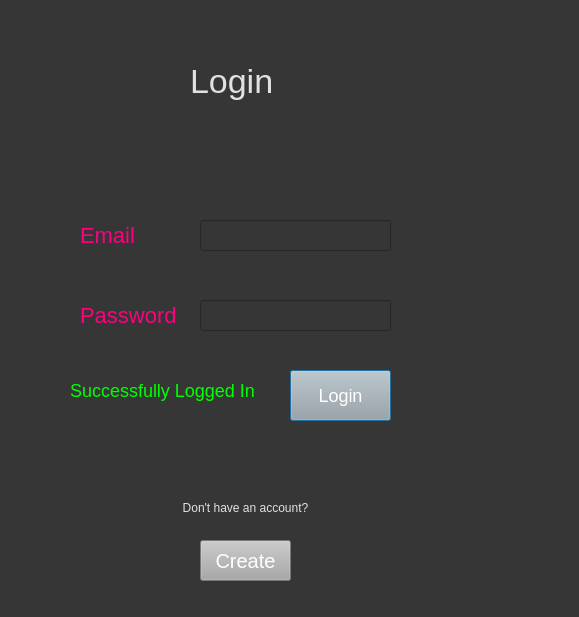
The window that Resource/login.ui (ayushkumar-25/Blood-Donation-Management-System) describes before a commit, drawn with Qt 5.
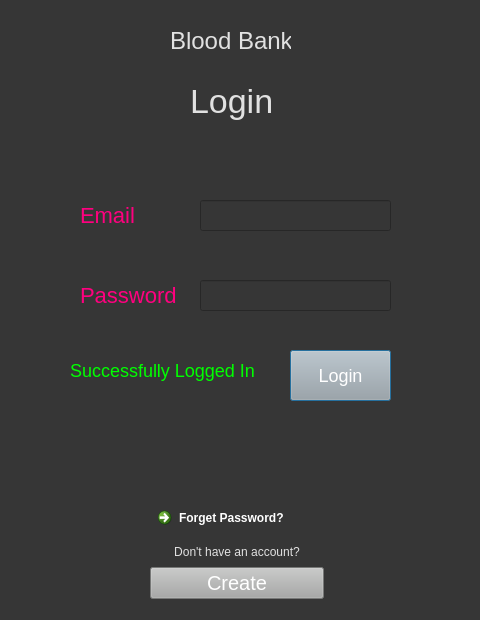
The same window after the commit.

Commit message: reset password feature added

What changed in the file:
```diff
--- a/Resource/login.ui
+++ b/Resource/login.ui
@@ -6,8 +6,8 @@
    <rect>
     <x>0</x>
     <y>0</y>
-    <width>579</width>
-    <height>617</height>
+    <width>480</width>
+    <height>620</height>
    </rect>
   </property>
   <property name="windowTitle">
@@ -20,7 +20,7 @@
    <property name="geometry">
     <rect>
      <x>190</x>
-     <y>60</y>
+     <y>80</y>
      <width>81</width>
      <height>42</height>
     </rect>
@@ -37,7 +37,7 @@
    <property name="geometry">
     <rect>
      <x>80</x>
-     <y>220</y>
+     <y>200</y>
      <width>81</width>
      <height>31</height>
     </rect>
@@ -58,7 +58,7 @@
    <property name="geometry">
     <rect>
      <x>200</x>
-     <y>220</y>
+     <y>200</y>
      <width>191</width>
      <height>31</height>
     </rect>
@@ -74,7 +74,7 @@
    <property name="geometry">
     <rect>
      <x>80</x>
-     <y>300</y>
+     <y>280</y>
      <width>111</width>
      <height>31</height>
     </rect>
@@ -95,7 +95,7 @@
    <property name="geometry">
     <rect>
      <x>200</x>
-     <y>300</y>
+     <y>280</y>
      <width>191</width>
      <height>31</height>
     </rect>
@@ -114,7 +114,7 @@
    <property name="geometry">
     <rect>
      <x>290</x>
-     <y>370</y>
+     <y>350</y>
      <width>101</width>
      <height>51</height>
     </rect>
@@ -128,56 +128,11 @@
     <string>Login</string>
    </property>
   </widget>
-  <widget class="QLabel" name="label_4">
-   <property name="enabled">
-    <bool>true</bool>
-   </property>
-   <property name="geometry">
-    <rect>
-     <x>150</x>
-     <y>500</y>
-     <width>191</width>
-     <height>16</height>
-    </rect>
-   </property>
-   <property name="styleSheet">
-    <string notr="true">color:rgb(225, 225, 225)</string>
-   </property>
-   <property name="frameShape">
-    <enum>QFrame::NoFrame</enum>
-   </property>
-   <property name="frameShadow">
-    <enum>QFrame::Plain</enum>
-   </property>
-   <property name="text">
-    <string>Don't have an account?</string>
-   </property>
-   <property name="alignment">
-    <set>Qt::AlignCenter</set>
-   </property>
-  </widget>
-  <widget class="QPushButton" name="createaccbutton">
-   <property name="geometry">
-    <rect>
-     <x>200</x>
-     <y>540</y>
-     <width>91</width>
-     <height>41</height>
-    </rect>
-   </property>
-   <property name="styleSheet">
-    <string notr="true">background-color: rgb(167, 168, 167);color:rgb(255, 255, 255);
-font-size: 20px</string>
-   </property>
-   <property name="text">
-    <string>Create</string>
-   </property>
-  </widget>
   <widget class="QLabel" name="loginInvalidMessage">
    <property name="geometry">
     <rect>
      <x>90</x>
-     <y>380</y>
+     <y>360</y>
      <width>151</width>
      <height>31</height>
     </rect>
@@ -193,7 +148,7 @@
    <property name="geometry">
     <rect>
      <x>70</x>
-     <y>370</y>
+     <y>350</y>
      <width>211</width>
      <height>41</height>
     </rect>
@@ -205,6 +160,89 @@
     <string>Successfully Logged In</string>
    </property>
   </widget>
+  <widget class="QLabel" name="label_5">
+   <property name="geometry">
+    <rect>
+     <x>170</x>
+     <y>20</y>
+     <width>121</width>
+     <height>42</height>
+    </rect>
+   </property>
+   <property name="styleSheet">
+    <string notr="true">font-size:24px; 
+color: rgb(225, 225, 225);</string>
+   </property>
+   <property name="text">
+    <string>Blood Bank</string>
+   </property>
+  </widget>
+  <widget class="QWidget" name="">
+   <property name="geometry">
+    <rect>
+     <x>150</x>
+     <y>500</y>
+     <width>174</width>
+     <height>99</height>
+    </rect>
+   </property>
+   <layout class="QVBoxLayout" name="verticalLayout">
+    <item>
+     <widget class="QCommandLinkButton" name="forgetPassButton">
+      <property name="styleSheet">
+       <string notr="true">background-color: rgb(167, 168, 167);color:rgb(255, 255, 255);
+font-size: 12px
+</string>
+      </property>
+      <property name="text">
+       <string>Forget Password?</string>
+      </property>
+     </widget>
+    </item>
+    <item>
+     <widget class="QLabel" name="label_4">
+      <property name="enabled">
+       <bool>true</bool>
+      </property>
+      <property name="styleSheet">
+       <string notr="true">color:rgb(225, 225, 225)</string>
+      </property>
+      <property name="frameShape">
+       <enum>QFrame::NoFrame</enum>
+      </property>
+      <property name="frameShadow">
+       <enum>QFrame::Plain</enum>
+      </property>
+      <property name="text">
+       <string>Don't have an account?</string>
+      </property>
+      <property name="alignment">
+       <set>Qt::AlignCenter</set>
+      </property>
+     </widget>
+    </item>
+    <item>
+     <widget class="QPushButton" name="createaccbutton">
+      <property name="styleSheet">
+       <string notr="true">background-color: rgb(167, 168, 167);color:rgb(255, 255, 255);
+font-size: 20px</string>
+      </property>
+      <property name="text">
+       <string>Create</string>
+      </property>
+      <property name="checkable">
+       <bool>false</bool>
+      </property>
+      <property name="default">
+       <bool>false</bool>
+      </property>
+      <property name="flat">
+       <bool>false</bool>
+      </property>
+     </widget>
+    </item>
+   </layout>
+  </widget>
  </widget>
  <resources/>
  <connections/>
```
The commit also changes 8 other files.
